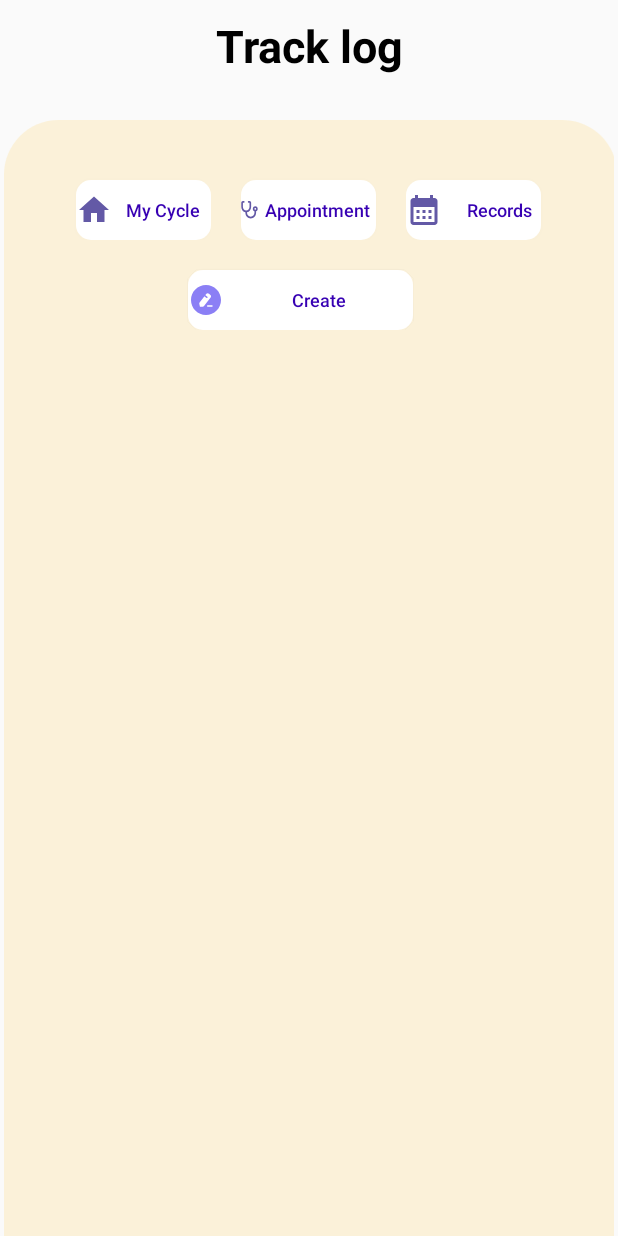
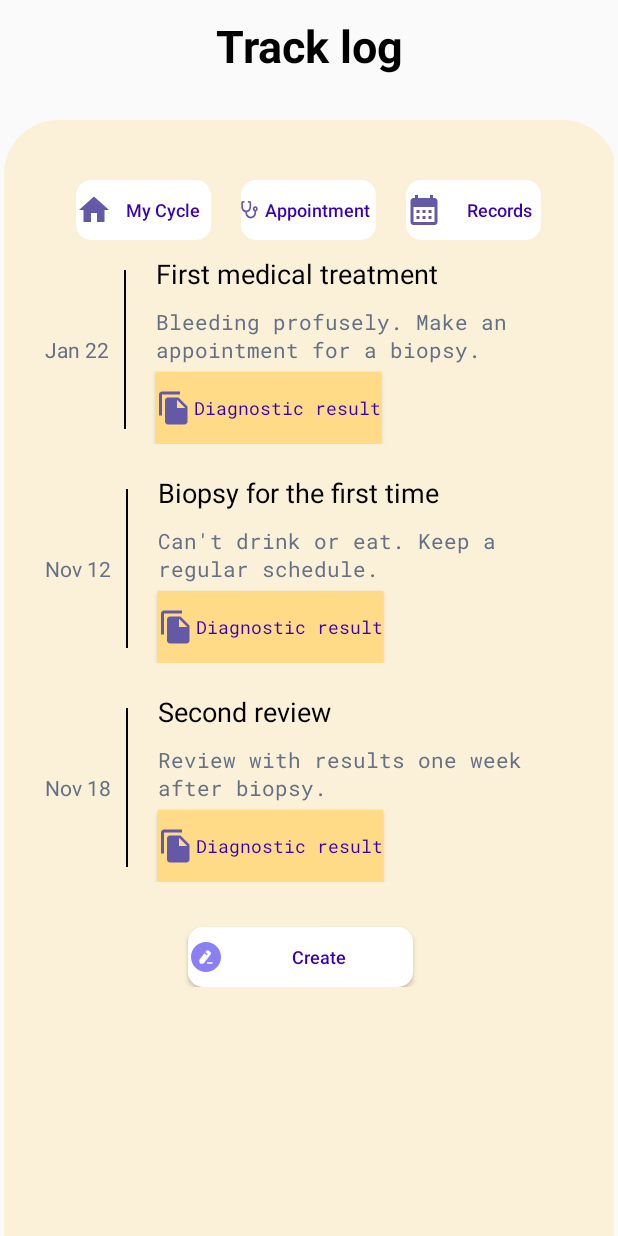
Before and after one commit to FishCatCake/PEIII_Assignment, an Android app: the CancerTimelineFragment screen opened through its navigation route, on a phone screen of 412 x 824 dp. Run offline under Robolectric (Android 15) with nearby library versions, the phone set to English and light mode, and no system bars.

Commit message:
Timeline

```diff
--- a/app/src/main/java/com/example/pe_assignment/CancerCalendar.kt
+++ b/app/src/main/java/com/example/pe_assignment/CancerCalendar.kt
@@ -1,11 +1,13 @@
 package com.example.pe_assignment
 
+import android.annotation.SuppressLint
 import androidx.appcompat.app.AppCompatActivity
 import android.os.Bundle
 import android.widget.CalendarView
 import android.widget.Toast
 
 class CancerCalendar : AppCompatActivity() {
+    @SuppressLint("MissingInflatedId")
     override fun onCreate(savedInstanceState: Bundle?) {
         super.onCreate(savedInstanceState)
         setContentView(R.layout.activity_cancer_calendar)
@@ -18,4 +20,5 @@ class CancerCalendar : AppCompatActivity() {
 
         }
     }
+
 }
--- a/app/src/main/java/com/example/pe_assignment/CancerTimelineFragment.kt
+++ b/app/src/main/java/com/example/pe_assignment/CancerTimelineFragment.kt
@@ -8,9 +8,20 @@ import android.view.ViewGroup
 import android.widget.Button
 import android.widget.CalendarView
 import androidx.navigation.findNavController
+import androidx.recyclerview.widget.LinearLayoutManager
+import androidx.recyclerview.widget.RecyclerView
 
 
 class CancerTimelineFragment : Fragment() {
+
+    private lateinit var adapter: TimelineAdapter
+    private lateinit var recyclerView: RecyclerView
+    private lateinit var timeArrayList: ArrayList<Timeline>
+    lateinit var title : Array<String>
+    lateinit var date : Array<String>
+    lateinit var info : Array<String>
+    //lateinit var btn : Array<String>
+
 
     override fun onCreateView(
         inflater: LayoutInflater, container: ViewGroup?,
@@ -22,10 +33,44 @@ class CancerTimelineFragment : Fragment() {
     override fun onViewCreated(view: View, savedInstanceState: Bundle?) {
         super.onViewCreated(view, savedInstanceState)
 
+        dataInitialize()
+        val layoutManager = LinearLayoutManager(context)
+        recyclerView = view.findViewById(R.id.recycler_timeline)
+        recyclerView.layoutManager = layoutManager
+        recyclerView.setHasFixedSize(true)
+        adapter = TimelineAdapter(timeArrayList)
+        recyclerView.adapter = adapter
+
         val btn_cal = view.findViewById<Button>(R.id.btn_cal)
         btn_cal.setOnClickListener {
             view.findNavController().navigate(R.id.cancerCalendarFragment)
         }
 
     }
+
+    private fun dataInitialize(){
+        timeArrayList = arrayListOf<Timeline>()
+        title = arrayOf(
+            getString(R.string.title_1),
+            getString(R.string.title_2),
+            getString(R.string.title_3)
+        )
+
+        date = arrayOf(
+            getString(R.string.data_1),
+            getString(R.string.data_2),
+            getString(R.string.data_3)
+
+        )
+        info = arrayOf(
+            getString(R.string.info_1),
+            getString(R.string.info_2),
+            getString(R.string.info_3)
+        )
+
+        for(i in title.indices){
+            val time = Timeline(title[i],info[i],date[i])
+            timeArrayList.add(time)
+        }
+    }
 }
--- /dev/null
+++ b/app/src/main/java/com/example/pe_assignment/Timeline.kt
@@ -0,0 +1,3 @@
+package com.example.pe_assignment
+
+data class Timeline(var title : String, var info : String, var date: String)
--- /dev/null
+++ b/app/src/main/java/com/example/pe_assignment/TimelineAdapter.kt
@@ -0,0 +1,35 @@
+package com.example.pe_assignment
+
+import android.view.LayoutInflater
+import android.view.View
+import android.view.ViewGroup
+import android.widget.Button
+import android.widget.TextView
+import androidx.recyclerview.widget.RecyclerView
+
+class TimelineAdapter(private val timeList : ArrayList<Timeline>):RecyclerView.Adapter<TimelineAdapter.MyViewHolder>() {
+    override fun onCreateViewHolder(parent: ViewGroup, viewType: Int): MyViewHolder {
+        val itemView = LayoutInflater.from(parent.context).inflate(R.layout.item_timeline,
+        parent,false)
+        return MyViewHolder(itemView)
+    }
+
+    override fun onBindViewHolder(holder: MyViewHolder, position: Int) {
+        val currentItem = timeList[position]
+        holder.title.text = currentItem.title.toString()
+        holder.info.text = currentItem.info.toString()
+        //holder.btn.text = currentItem.btn.toString()
+        holder.date.text = currentItem.date.toString()
+    }
+
+    override fun getItemCount(): Int {
+        return timeList.size
+    }
+    class MyViewHolder(itemView : View):RecyclerView.ViewHolder(itemView){
+        val date = itemView.findViewById<TextView>(R.id.timeline_date)
+        //val line = itemView.findViewById<View>(R.id.timeline_line)
+        val title = itemView.findViewById<TextView>(R.id.timeline_title)
+        val info = itemView.findViewById<TextView>(R.id.timeline_information)
+        //val btn = itemView.findViewById<Button>(R.id.timeline_btn)
+    }
+}
--- /dev/null
+++ b/app/src/main/res/drawable/ic_diagnostic_result.xml
@@ -0,0 +1,5 @@
+<vector android:height="24dp" android:tint="#6359A6"
+    android:viewportHeight="24" android:viewportWidth="24"
+    android:width="24dp" xmlns:android="http://schemas.android.com/apk/res/android">
+    <path android:fillColor="@android:color/white" android:pathData="M16,1L4,1c-1.1,0 -2,0.9 -2,2v14h2L4,3h12L16,1zM15,5l6,6v10c0,1.1 -0.9,2 -2,2L7.99,23C6.89,23 6,22.1 6,21l0.01,-14c0,-1.1 0.89,-2 1.99,-2h7zM14,12h5.5L14,6.5L14,12z"/>
+</vector>
--- a/app/src/main/res/layout/activity_home.xml
+++ b/app/src/main/res/layout/activity_home.xml
@@ -59,14 +59,14 @@
                 android:fontFamily="@font/robotomono"
                 android:textStyle="bold"
                 android:textColor="@color/purple_text"/>
-
+<!--delete one line code due to error-->
         <androidx.cardview.widget.CardView
             android:id="@+id/cd_cycle"
             android:layout_width="350dp"
             android:layout_height="120dp"
             android:layout_centerHorizontal="true"
             android:layout_marginTop="40dp"
-            android:layout_toBottomOf="@id/tv_home_title"
+
             app:contentPaddingTop="10dp"
             app:contentPaddingLeft="10dp"
             app:contentPaddingBottom="10dp"
@@ -129,13 +129,14 @@
             </TextView>
         </androidx.cardview.widget.CardView>
             <!--        car2-->
+<!--delete one line code due to error-->
         <androidx.cardview.widget.CardView
             android:id="@+id/cd_vaccine"
             android:layout_width="350dp"
             android:layout_height="120dp"
             android:layout_centerHorizontal="true"
             android:layout_marginTop="180dp"
-            android:layout_toBottomOf="@id/cd_cycle"
+
             app:contentPaddingTop="10dp"
             app:contentPaddingLeft="10dp"
             app:contentPaddingBottom="10dp"
@@ -199,14 +200,14 @@
         </androidx.cardview.widget.CardView>
 
                 <!--        card3-->
-
+        <!--delete one line code due to error-->
         <androidx.cardview.widget.CardView
             android:id="@+id/cd_cancer"
             android:layout_width="350dp"
             android:layout_height="120dp"
             android:layout_centerHorizontal="true"
             android:layout_marginTop="320dp"
-            android:layout_toBottomOf="@id/tv_home_title"
+
             app:contentPaddingTop="10dp"
             app:contentPaddingLeft="10dp"
             app:contentPaddingBottom="10dp"
@@ -273,13 +274,14 @@
             </TextView>
         </androidx.cardview.widget.CardView>
                 <!--card4-->
+        <!--delete one line code due to error-->
         <androidx.cardview.widget.CardView
             android:id="@+id/cd_forum"
             android:layout_width="350dp"
             android:layout_height="90dp"
             android:layout_centerHorizontal="true"
             android:layout_marginTop="460dp"
-            android:layout_toBottomOf="@id/tv_home_title"
+
             app:contentPaddingTop="10dp"
             app:contentPaddingLeft="10dp"
             app:contentPaddingBottom="10dp"
--- a/app/src/main/res/layout/fragment_cancer_timeline.xml
+++ b/app/src/main/res/layout/fragment_cancer_timeline.xml
@@ -77,7 +77,11 @@
 
 
         </LinearLayout>
-
+        <androidx.recyclerview.widget.RecyclerView
+            android:id="@+id/recycler_timeline"
+            android:layout_width="match_parent"
+            android:layout_height="match_parent"
+            tools:listitem="@layout/item_timeline"/>
 
         <Button
             android:layout_width="150dp"
@@ -91,6 +95,8 @@
             android:textAllCaps="false"
             android:textColor="@color/purple_700"
             android:textSize="12sp" />
+
+
     </LinearLayout>
 
 
--- /dev/null
+++ b/app/src/main/res/layout/item_timeline.xml
@@ -0,0 +1,78 @@
+<?xml version="1.0" encoding="utf-8"?>
+<androidx.constraintlayout.widget.ConstraintLayout xmlns:android="http://schemas.android.com/apk/res/android"
+    xmlns:tools="http://schemas.android.com/tools"
+    android:layout_width="match_parent"
+    android:layout_height="wrap_content"
+    xmlns:app="http://schemas.android.com/apk/res-auto"
+    android:layout_margin="10dp">
+
+    <TextView
+        android:id="@+id/timeline_date"
+        android:layout_width="wrap_content"
+        android:layout_height="wrap_content"
+        android:layout_marginStart="20dp"
+        android:text="Jan 22"
+        android:textColor="@color/timeline_info"
+        android:textSize="14sp"
+        app:layout_constraintBaseline_toTopOf="parent"
+        app:layout_constraintBottom_toBottomOf="parent"
+        app:layout_constraintStart_toStartOf="parent"
+        app:layout_constraintTop_toTopOf="parent" />
+
+    <View
+        android:id="@+id/timeline_line"
+        android:layout_width="1dp"
+        android:layout_height="0dp"
+        android:layout_marginStart="10dp"
+        android:layout_marginTop="10dp"
+        android:layout_marginBottom="10dp"
+        android:background="@color/black"
+        app:layout_constraintBottom_toBottomOf="parent"
+        app:layout_constraintStart_toEndOf="@+id/timeline_date"
+        app:layout_constraintTop_toTopOf="parent" />
+
+    <TextView
+        android:layout_width="wrap_content"
+        android:layout_height="wrap_content"
+        android:id="@+id/timeline_title"
+        android:layout_marginStart="20dp"
+        app:layout_constraintStart_toEndOf="@+id/timeline_line"
+        app:layout_constraintBaseline_toTopOf="parent"
+        android:textColor="@color/black"
+        android:text="First medical treatment"
+        android:textSize="18sp"/>
+
+    <TextView
+        android:layout_width="270dp"
+        android:layout_height="match_parent"
+        android:id="@+id/timeline_information"
+        android:layout_marginStart="20dp"
+        android:layout_marginTop="10dp"
+        android:fontFamily="@font/roboto"
+        android:text="Bleeding profusely. Make an appointment for a biopsy."
+        android:textColor="@color/timeline_info"
+        android:textSize="14sp"
+        app:layout_constraintBaseline_toTopOf="parent"
+        app:layout_constraintStart_toEndOf="@+id/timeline_line"
+        app:layout_constraintTop_toBottomOf="@+id/timeline_title" />
+
+    <Button
+        android:layout_width="wrap_content"
+        android:layout_height="wrap_content"
+        android:id="@+id/timeline_btn"
+        app:layout_constraintStart_toEndOf="@id/timeline_line"
+        app:layout_constraintTop_toBottomOf="@id/timeline_information"
+        android:layout_marginStart="20dp"
+        android:layout_marginTop="5dp"
+        android:fontFamily="@font/roboto"
+        android:background="#FFDA87"
+        android:drawableLeft="@drawable/ic_diagnostic_result"
+        android:drawablePadding="1dp"
+        android:text="Diagnostic result"
+        android:textAllCaps="false"
+        android:textColor="@color/purple_700"
+        android:textSize="12sp"/>
+
+
+
+</androidx.constraintlayout.widget.ConstraintLayout>
--- a/app/src/main/res/values/colors.xml
+++ b/app/src/main/res/values/colors.xml
@@ -20,6 +20,9 @@
     <color name="background">#EEEEEE</color>
     <color name="login_btn">#869ADF</color>
     <color name="register_btn">#E897AE</color>
+    <!-- cancer timeline -->
+    <color name="timeline_info">#667085</color>
+
 
     <color name="input_card_orange">#F08784</color>
     <color name="input_card_orange2">#ECA16A</color>
--- a/app/src/main/res/values/strings.xml
+++ b/app/src/main/res/values/strings.xml
@@ -30,4 +30,16 @@
 
     <string name="copyright">COPYWRITE@2022 BY A TEAM</string>
 
+
+    <string name="title_1">First medical treatment</string>
+    <string name="title_2">Biopsy for the first time</string>
+    <string name="title_3">Second review</string>
+
+    <string name="data_1">Jan 22</string>
+    <string name="data_2">Nov 12</string>
+    <string name="data_3">Nov 18</string>
+
+    <string name="info_1">Bleeding profusely. Make an appointment for a biopsy.</string>
+    <string name="info_2">Can\'t drink or eat. Keep a regular schedule.</string>
+    <string name="info_3">Review with results one week after biopsy.</string>
 </resources>
```
Also changed, not shown: app/src/main/AndroidManifest.xml (+7 -6 lines).
